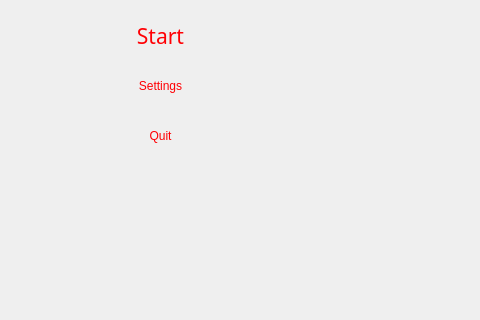
Old version of the form DDLSurvivor/PacmanFight/mainwindow.ui in the repository moon-boat/QT-pacman-fight; both pictures show x 0 to 480 and y 310 to 630 of the 1024 by 768 pixel window.
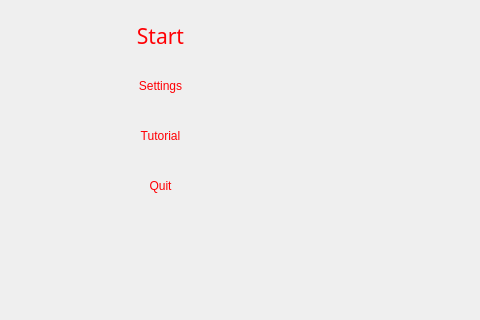
New version of the form. Icons and pictures are not drawn.

The edit to the form file:
```diff
--- a/DDLSurvivor/PacmanFight/mainwindow.ui
+++ b/DDLSurvivor/PacmanFight/mainwindow.ui
@@ -109,7 +109,7 @@
     <property name="geometry">
      <rect>
       <x>100</x>
-      <y>420</y>
+      <y>470</y>
       <width>121</width>
       <height>51</height>
      </rect>
@@ -131,6 +131,35 @@
      <bool>true</bool>
     </property>
    </widget>
+   <widget class="QPushButton" name="MainMenuTutorialButton">
+    <property name="geometry">
+     <rect>
+      <x>100</x>
+      <y>420</y>
+      <width>121</width>
+      <height>51</height>
+     </rect>
+    </property>
+    <property name="autoFillBackground">
+     <bool>false</bool>
+    </property>
+    <property name="styleSheet">
+     <string notr="true">QPushButton{
+background-image: url(:/images/resources/blankBack.png);
+color: rgb(255, 0, 4);
+font: 16pt &quot;Segoe Print&quot;;
+}
+QPushButton::hover{
+	color: qlineargradient(spread:pad, x1:0, y1:0, x2:1, y2:0, stop:0 rgba(255, 0, 0, 255), stop:0.166 rgba(255, 255, 0, 255), stop:0.333 rgba(0, 255, 0, 255), stop:0.5 rgba(0, 255, 255, 255), stop:0.666 rgba(0, 0, 255, 255), stop:0.833 rgba(255, 0, 255, 255), stop:1 rgba(255, 0, 0, 255));
+}</string>
+    </property>
+    <property name="text">
+     <string>Tutorial</string>
+    </property>
+    <property name="flat">
+     <bool>true</bool>
+    </property>
+   </widget>
   </widget>
  </widget>
  <resources>
```
